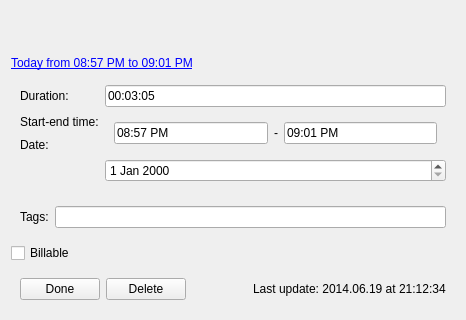
This is src/ui/linux/TogglDesktop/timeentryeditorwidget.ui in toggl-open-source/toggldesktop as Qt 5 draws it before an edit; both pictures show x 0 to 466 and y 261 to 581 of the 466 by 581 pixel window. The edited form follows.
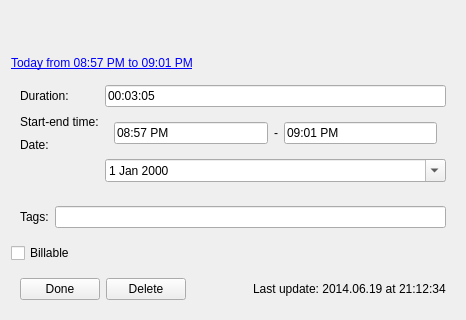
This is the edited form.

Commit message: Calendar popup (linux)

Diff of the .ui file:
```diff
--- a/src/ui/linux/TogglDesktop/timeentryeditorwidget.ui
+++ b/src/ui/linux/TogglDesktop/timeentryeditorwidget.ui
@@ -209,7 +209,11 @@
        </widget>
       </item>
       <item row="3" column="1">
-       <widget class="QDateEdit" name="dateEdit"/>
+       <widget class="QDateEdit" name="dateEdit">
+        <property name="calendarPopup">
+         <bool>true</bool>
+        </property>
+       </widget>
       </item>
      </layout>
     </widget>
```
